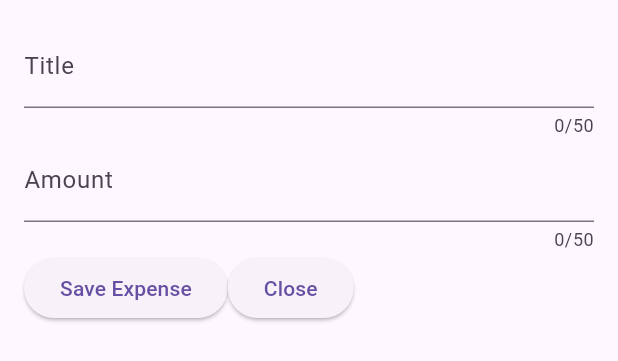
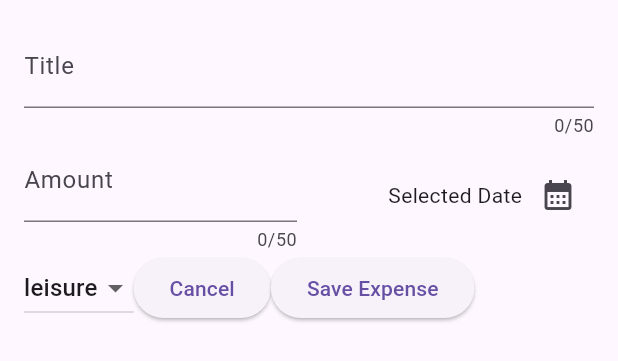
Before and after one commit to Alson71/expense_tracker, a Flutter app: the NewExpense widget shown alone on an empty page, opened directly, on a phone screen of 412 x 824 dp. Shown: the top 361 px of the screen. Run offline on Flutter 3.47's test engine with Material 3 defaults, Android fonts, the phone set to English and light mode, and no system bars.

Commit message:
Added all variables and controllers for new expense

```diff
--- a/lib/widgets/new_expense.dart
+++ b/lib/widgets/new_expense.dart
@@ -1,5 +1,6 @@
+import 'package:expense_tracker/models/expense.dart';
 import 'package:flutter/material.dart';
-import '../expenses.dart';
+import 'package:intl/intl.dart';
 
 class NewExpense extends StatefulWidget {
   const NewExpense({super.key});
@@ -13,11 +14,27 @@ class NewExpense extends StatefulWidget {
 class _NewExpenseState extends State<NewExpense> {
   final _titleController = TextEditingController();
   final _amountController = TextEditingController();
+  final formatter = DateFormat.yMd();
+  DateTime? _selectedDate;
+  Category _selectedCategory = Category.leisure;
   @override
   void dispose() {
     _titleController.dispose();
     _amountController.dispose();
     super.dispose();
+  }
+
+  void _presentDatePicker() async {
+    final now = DateTime.now();
+    final firstDate = DateTime(now.year - 1, now.month, now.day);
+    final pickedDate = await showDatePicker(
+        context: context,
+        initialDate: now,
+        firstDate: firstDate,
+        lastDate: now);
+    setState(() {
+      _selectedDate = pickedDate;
+    });
   }
 
   @override
@@ -50,29 +67,59 @@ class _NewExpenseState extends State<NewExpense> {
                   decoration: InputDecoration(
                     prefixText: "\$",
                     label: Text('Amount'),
-
                   ),
+                ),
+              ),
+              const SizedBox(width: 16),
+              Expanded(
+                child: Row(
+                  mainAxisAlignment: MainAxisAlignment.end,
+                  crossAxisAlignment: CrossAxisAlignment.center,
+                  children: [
+                    Text(_selectedDate == null
+                        ? 'Selected Date'
+                        : formatter.format(_selectedDate!)),
+                    IconButton(
+                        onPressed: _presentDatePicker,
+                        icon: const Icon(Icons.calendar_month)),
+                  ],
                 ),
               ),
             ],
           ),
           Row(
             children: [
+              DropdownButton(
+                  value: _selectedCategory,
+                  items: Category.values
+                      .map(
+                        (category) => DropdownMenuItem(
+                          value: category,
+                          child: Text(
+                            category.name.toString(),
+                          ),
+                        ),
+                      )
+                      .toList(),
+                  onChanged: (value) {
+                    if (value == null) return;
+                    setState(() {
+                      _selectedCategory = value;
+                    });
+                  }),
+              ElevatedButton(
+                onPressed: () {
+                  Navigator.pop(context);
+                },
+                child: Text('Cancel'),
+              ),
               ElevatedButton(
                 onPressed: () {
                   print("Title: ${_titleController.text}");
                   print("Amount: ${_amountController.text}");
-
                 },
                 child: Text('Save Expense'),
               ),
-              ElevatedButton(
-                onPressed: () {
-                  dispose();
-
-                },
-                child: Text('Close'),
-              )
             ],
           ),
         ],
```
